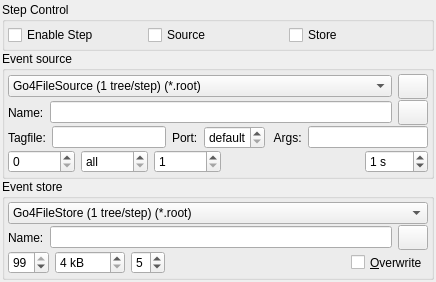
First picture: the form in qt4/Go4GUI/TGo4ConfigStep.ui, repository gsi-ee/go4, before the edit.
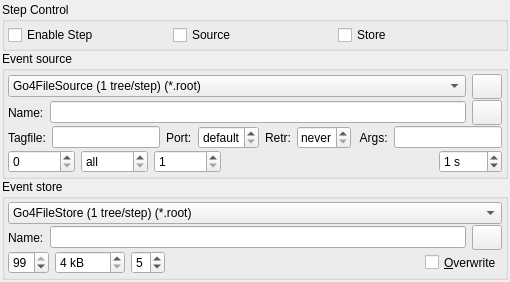
Second picture: the form after the edit. Icons and pictures are not drawn.

Commit message: Add retry counter for some MBS sources - let reconnect server if    it was down for some time. Useful for online analysis when server can    be switched off very often for short time. Implemented in source classed,    can be configured in go4analysis, qt3/at4 gui, hotstart.

Patch:
```diff
--- a/qt4/Go4GUI/TGo4ConfigStep.ui
+++ b/qt4/Go4GUI/TGo4ConfigStep.ui
@@ -571,6 +571,62 @@
           </item>
          </layout>
         </item>
+        
+        <item>
+         <layout class="QHBoxLayout" name="horizontalLayout17">
+          <item>
+           <widget class="QLabel" name="TextLabelRetryNumber">
+            <property name="sizePolicy">
+             <sizepolicy hsizetype="Minimum" vsizetype="Preferred">
+              <horstretch>0</horstretch>
+              <verstretch>0</verstretch>
+             </sizepolicy>
+            </property>
+            <property name="maximumSize">
+             <size>
+              <width>100</width>
+              <height>16777215</height>
+             </size>
+            </property>
+            <property name="text">
+             <string>Retr:</string>
+            </property>
+            <property name="wordWrap">
+             <bool>false</bool>
+            </property>
+           </widget>
+          </item>
+          <item>
+           <widget class="QSpinBox" name="SpinBoxRetryNumber">
+            <property name="sizePolicy">
+             <sizepolicy hsizetype="Minimum" vsizetype="Fixed">
+              <horstretch>1</horstretch>
+              <verstretch>0</verstretch>
+             </sizepolicy>
+            </property>
+            <property name="maximumSize">
+             <size>
+              <width>16777215</width>
+              <height>16777215</height>
+             </size>
+            </property>
+            <property name="specialValueText">
+             <string>never</string>
+            </property>
+            <property name="minimum">
+             <number>0</number>
+            </property>
+            <property name="maximum">
+             <number>9999</number>
+            </property>
+            <property name="toolTip">
+             <string>How many times source will rerty to connect with server, 0 - never</string>
+            </property>
+           </widget>
+          </item>
+         </layout>
+        </item>
+        
         <item>
          <layout class="QHBoxLayout">
           <property name="spacing">
```
Left out of the diff: 7 changed lines with no effect on the pictures. The commit also changes 18 other files.
